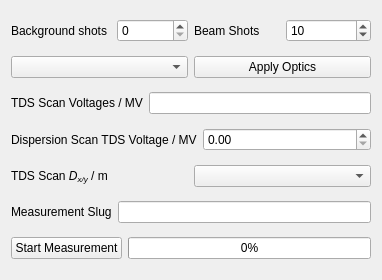
The window that esme/gui/ui/scanner.ui (st-walker/esme) describes before a commit, drawn with Qt 5.
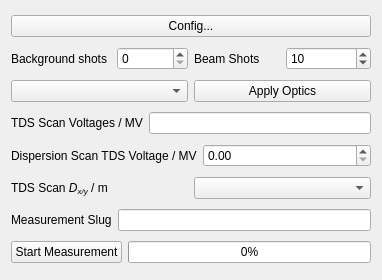
The same window after the commit.

The edit to the form file:
```diff
--- a/esme/gui/ui/scanner.ui
+++ b/esme/gui/ui/scanner.ui
@@ -14,7 +14,43 @@
    <string>Form</string>
   </property>
   <layout class="QGridLayout" name="gridLayout">
-   <item row="0" column="0">
+   <item row="3" column="0">
+    <layout class="QHBoxLayout" name="horizontalLayout">
+     <item>
+      <widget class="QLabel" name="label_2">
+       <property name="text">
+        <string>TDS Scan Voltages / MV</string>
+       </property>
+      </widget>
+     </item>
+     <item>
+      <widget class="QLineEdit" name="tds_voltages">
+       <property name="text">
+        <string/>
+       </property>
+      </widget>
+     </item>
+    </layout>
+   </item>
+   <item row="4" column="0">
+    <layout class="QHBoxLayout" name="horizontalLayout_8">
+     <item>
+      <widget class="QLabel" name="label">
+       <property name="text">
+        <string>Dispersion Scan TDS Voltage / MV</string>
+       </property>
+      </widget>
+     </item>
+     <item>
+      <widget class="QDoubleSpinBox" name="dispersion_scan_tds_voltage_spinbox">
+       <property name="singleStep">
+        <double>0.100000000000000</double>
+       </property>
+      </widget>
+     </item>
+    </layout>
+   </item>
+   <item row="1" column="0">
     <layout class="QHBoxLayout" name="horizontalLayout_7">
      <item>
       <layout class="QHBoxLayout" name="horizontalLayout_4">
@@ -54,92 +90,7 @@
      </item>
     </layout>
    </item>
-   <item row="1" column="0">
-    <layout class="QHBoxLayout" name="horizontalLayout_2">
-     <item>
-      <widget class="QComboBox" name="dispersion_setpoint_combo_box"/>
-     </item>
-     <item>
-      <widget class="QPushButton" name="pushButton">
-       <property name="text">
-        <string>Apply Optics</string>
-       </property>
-      </widget>
-     </item>
-    </layout>
-   </item>
-   <item row="2" column="0">
-    <layout class="QHBoxLayout" name="horizontalLayout">
-     <item>
-      <widget class="QLabel" name="label_2">
-       <property name="text">
-        <string>TDS Scan Voltages / MV</string>
-       </property>
-      </widget>
-     </item>
-     <item>
-      <widget class="QLineEdit" name="tds_voltages">
-       <property name="text">
-        <string/>
-       </property>
-      </widget>
-     </item>
-    </layout>
-   </item>
-   <item row="3" column="0">
-    <layout class="QHBoxLayout" name="horizontalLayout_8">
-     <item>
-      <widget class="QLabel" name="label">
-       <property name="text">
-        <string>Dispersion Scan TDS Voltage / MV</string>
-       </property>
-      </widget>
-     </item>
-     <item>
-      <widget class="QDoubleSpinBox" name="dispersion_scan_tds_voltage_spinbox">
-       <property name="singleStep">
-        <double>0.100000000000000</double>
-       </property>
-      </widget>
-     </item>
-    </layout>
-   </item>
-   <item row="4" column="0">
-    <layout class="QHBoxLayout" name="horizontalLayout_9">
-     <item>
-      <widget class="QLabel" name="label_3">
-       <property name="text">
-        <string>&lt;html&gt;&lt;head/&gt;&lt;body&gt;&lt;p&gt;TDS Scan &lt;span style=&quot; font-style:italic;&quot;&gt;D&lt;/span&gt;&lt;span style=&quot; font-style:italic; vertical-align:sub;&quot;&gt;x/y&lt;/span&gt; / m&lt;/p&gt;&lt;/body&gt;&lt;/html&gt;</string>
-       </property>
-      </widget>
-     </item>
-     <item>
-      <widget class="QComboBox" name="tds_scan_dispersion_combobox"/>
-     </item>
-    </layout>
-   </item>
-   <item row="5" column="0">
-    <layout class="QHBoxLayout" name="horizontalLayout_6">
-     <item>
-      <widget class="QLabel" name="measurement_name_label">
-       <property name="text">
-        <string>Measurement Slug</string>
-       </property>
-      </widget>
-     </item>
-     <item>
-      <widget class="QLineEdit" name="slug_line_edit">
-       <property name="text">
-        <string/>
-       </property>
-       <property name="clearButtonEnabled">
-        <bool>false</bool>
-       </property>
-      </widget>
-     </item>
-    </layout>
-   </item>
-   <item row="6" column="0">
+   <item row="7" column="0">
     <layout class="QHBoxLayout" name="horizontalLayout_3">
      <item>
       <widget class="QPushButton" name="start_measurement_button">
@@ -172,6 +123,62 @@
      </item>
     </layout>
    </item>
+   <item row="5" column="0">
+    <layout class="QHBoxLayout" name="horizontalLayout_9">
+     <item>
+      <widget class="QLabel" name="label_3">
+       <property name="text">
+        <string>&lt;html&gt;&lt;head/&gt;&lt;body&gt;&lt;p&gt;TDS Scan &lt;span style=&quot; font-style:italic;&quot;&gt;D&lt;/span&gt;&lt;span style=&quot; font-style:italic; vertical-align:sub;&quot;&gt;x/y&lt;/span&gt; / m&lt;/p&gt;&lt;/body&gt;&lt;/html&gt;</string>
+       </property>
+      </widget>
+     </item>
+     <item>
+      <widget class="QComboBox" name="tds_scan_dispersion_combobox"/>
+     </item>
+    </layout>
+   </item>
+   <item row="6" column="0">
+    <layout class="QHBoxLayout" name="horizontalLayout_6">
+     <item>
+      <widget class="QLabel" name="measurement_name_label">
+       <property name="text">
+        <string>Measurement Slug</string>
+       </property>
+      </widget>
+     </item>
+     <item>
+      <widget class="QLineEdit" name="slug_line_edit">
+       <property name="text">
+        <string/>
+       </property>
+       <property name="clearButtonEnabled">
+        <bool>false</bool>
+       </property>
+      </widget>
+     </item>
+    </layout>
+   </item>
+   <item row="2" column="0">
+    <layout class="QHBoxLayout" name="horizontalLayout_2">
+     <item>
+      <widget class="QComboBox" name="dispersion_setpoint_combo_box"/>
+     </item>
+     <item>
+      <widget class="QPushButton" name="pushButton">
+       <property name="text">
+        <string>Apply Optics</string>
+       </property>
+      </widget>
+     </item>
+    </layout>
+   </item>
+   <item row="0" column="0">
+    <widget class="QPushButton" name="preferences_button">
+     <property name="text">
+      <string>Config...</string>
+     </property>
+    </widget>
+   </item>
   </layout>
  </widget>
  <resources/>
```
